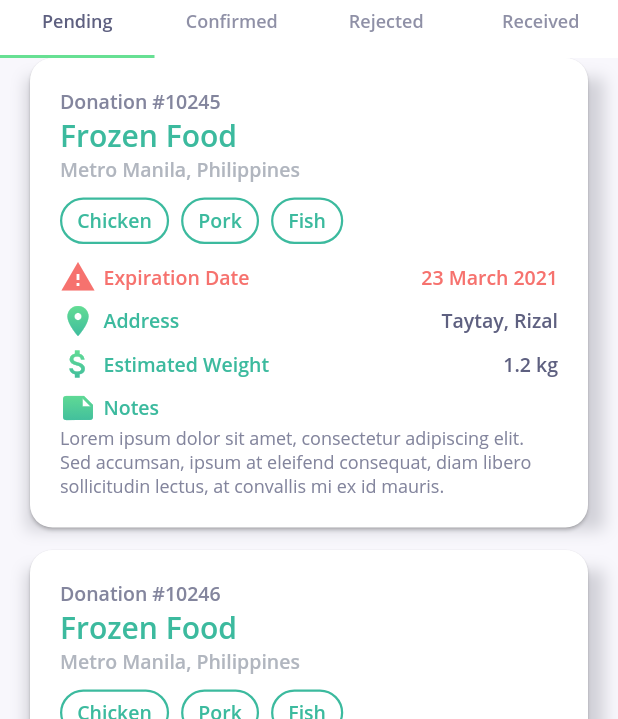
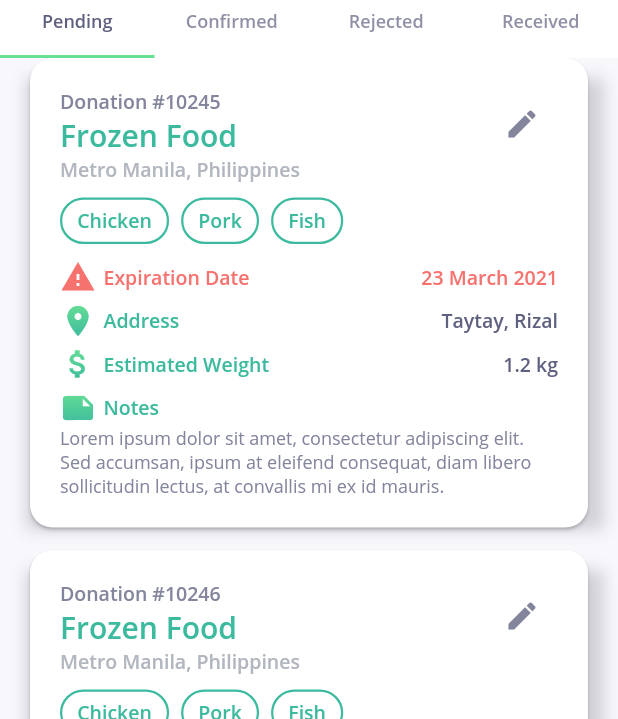
Before and after one commit to mathenaangeles/foodboard, a Flutter app: the screen it shows once a user with an empty profile is signed in, on a phone screen of 412 x 824 dp. Shown: the part 401-1120 px from the top of the screen. Run offline on Flutter 3.47's test engine with Material 2 defaults, Android fonts, the phone set to English and light mode, and no system bars; our stand-ins replace firebase_auth, firebase_core, ionicons; accounts and stored records are empty.

Commit message:
Add edit button that is shown only to 'donor' type accounts

```diff
--- a/lib/components/home_donations_list.dart
+++ b/lib/components/home_donations_list.dart
@@ -6,13 +6,15 @@ import 'package:intl/intl.dart';
 
 class HomeDonationsList extends StatelessWidget {
   final donations;
+  final userType;
 
-  HomeDonationsList(this.donations);
+  HomeDonationsList(this.donations, this.userType);
 
   @override
   Widget build(BuildContext context) {
     var donationsCards = <Widget>[];
-    donations.forEach((element) => donationsCards.add(DonationCard(element)));
+    donations.forEach(
+        (element) => donationsCards.add(DonationCard(element, userType)));
 
     return Container(
         constraints: BoxConstraints.expand(),
@@ -25,8 +27,9 @@ class HomeDonationsList extends StatelessWidget {
 
 class DonationCard extends StatelessWidget {
   final cardData;
+  final cardType;
 
-  DonationCard(this.cardData);
+  DonationCard(this.cardData, this.cardType);
 
   @override
   Widget build(BuildContext context) {
@@ -46,6 +49,13 @@ class DonationCard extends StatelessWidget {
                 padding: EdgeInsets.all(20),
                 child: Column(
                   children: [
+                    Row(
+                        mainAxisAlignment: MainAxisAlignment.spaceBetween,
+                        crossAxisAlignment: CrossAxisAlignment.start,
+                        children: [
+                          Column(
+                              crossAxisAlignment: CrossAxisAlignment.start,
+                              children: [
                                 Align(
                                     alignment: Alignment.centerLeft,
                                     child: Text(
@@ -64,6 +74,18 @@ class DonationCard extends StatelessWidget {
                                       cardData[2],
                                       style: style_donation_address,
                                     )),
+                              ]),
+                          // Only include edit button if donor
+                          (cardType == "donor")
+                              ? IconButton(
+                                  splashRadius: 20.0,
+                                  padding: EdgeInsets.all(0.0),
+                                  onPressed: () {},
+                                  icon: Icon(Icons.edit,
+                                      color: header_item_color),
+                                )
+                              : SizedBox(),
+                        ]),
                     SizedBox(height: 10.0),
                     DonationCardFoodTags(cardData[3]),
                     SizedBox(height: 10.0),
--- a/lib/home.dart
+++ b/lib/home.dart
@@ -9,6 +9,9 @@ import 'package:foodboard/components/home_title_bar.dart';
 import 'package:foodboard/components/home_header.dart';
 import 'package:foodboard/components/home_donations_list.dart';
 
+// This is by default, the Donor home.
+// Change when back-end is set up.
+// - Carlos
 class Home extends StatefulWidget {
   @override
   _HomeState createState() => new _HomeState();
@@ -80,10 +83,10 @@ class _HomeState extends State<Home> with SingleTickerProviderStateMixin {
               child: new TabBarView(
                 controller: _controller,
                 children: <Widget>[
-                  HomeDonationsList(dummy_data),
-                  HomeDonationsList(dummy_data),
-                  HomeDonationsList(dummy_data),
-                  HomeDonationsList(dummy_data),
+                  HomeDonationsList(dummy_data, "donor"),
+                  HomeDonationsList(dummy_data, "donor"),
+                  HomeDonationsList(dummy_data, "donor"),
+                  HomeDonationsList(dummy_data, "donor"),
                 ],
               ),
             ),
```
Lines whose indentation alone changed are shown as unchanged.
